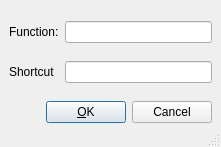
First picture: the form in src/frontends/qt4/ui/ShortcutUi.ui, repository cburschka/lyx, before the edit.
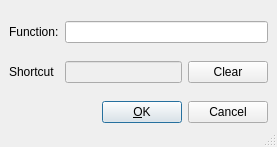
Second picture: the form after the edit.

Commit message: PrefShortcuts: ShortcutEdit, adapted from Edwin's patch

What changed in the file:
```diff
--- a/src/frontends/qt4/ui/ShortcutUi.ui
+++ b/src/frontends/qt4/ui/ShortcutUi.ui
@@ -5,7 +5,7 @@
    <rect>
     <x>0</x>
     <y>0</y>
-    <width>221</width>
+    <width>277</width>
     <height>147</height>
    </rect>
   </property>
@@ -30,7 +30,67 @@
    <property name="spacing" >
     <number>6</number>
    </property>
-   <item row="2" column="0" colspan="2" >
+   <item row="1" column="1" >
+    <widget class="QLineEdit" name="placeholderLE" >
+     <property name="enabled" >
+      <bool>false</bool>
+     </property>
+     <property name="sizePolicy" >
+      <sizepolicy>
+       <hsizetype>7</hsizetype>
+       <vsizetype>0</vsizetype>
+       <horstretch>0</horstretch>
+       <verstretch>0</verstretch>
+      </sizepolicy>
+     </property>
+     <property name="toolTip" >
+      <string>Enter BibTeX database name</string>
+     </property>
+     <property name="text" >
+      <string/>
+     </property>
+    </widget>
+   </item>
+   <item row="0" column="1" colspan="2" >
+    <widget class="QLineEdit" name="lfunLE" >
+     <property name="sizePolicy" >
+      <sizepolicy>
+       <hsizetype>7</hsizetype>
+       <vsizetype>0</vsizetype>
+       <horstretch>0</horstretch>
+       <verstretch>0</verstretch>
+      </sizepolicy>
+     </property>
+     <property name="toolTip" >
+      <string>Enter BibTeX database name</string>
+     </property>
+     <property name="text" >
+      <string/>
+     </property>
+    </widget>
+   </item>
+   <item row="1" column="2" >
+    <widget class="QPushButton" name="clearPB" >
+     <property name="text" >
+      <string>Clear</string>
+     </property>
+    </widget>
+   </item>
+   <item row="1" column="0" >
+    <widget class="QLabel" name="shortcutLBL" >
+     <property name="text" >
+      <string>Shortcut</string>
+     </property>
+    </widget>
+   </item>
+   <item row="0" column="0" >
+    <widget class="QLabel" name="lfunLBL" >
+     <property name="text" >
+      <string>Function:</string>
+     </property>
+    </widget>
+   </item>
+   <item row="2" column="0" colspan="3" >
     <layout class="QHBoxLayout" >
      <property name="margin" >
       <number>0</number>
@@ -79,50 +139,6 @@
      </item>
     </layout>
    </item>
-   <item row="0" column="0" >
-    <widget class="QLabel" name="lfunLBL" >
-     <property name="text" >
-      <string>Function:</string>
-     </property>
-    </widget>
-   </item>
-   <item row="1" column="0" >
-    <widget class="QLabel" name="shortcutLBL" >
-     <property name="text" >
-      <string>Shortcut</string>
-     </property>
-    </widget>
-   </item>
-   <item row="1" column="1" >
-    <widget class="QLineEdit" name="shortcutLE" >
-     <property name="sizePolicy" >
-      <sizepolicy>
-       <hsizetype>7</hsizetype>
-       <vsizetype>0</vsizetype>
-       <horstretch>0</horstretch>
-       <verstretch>0</verstretch>
-      </sizepolicy>
-     </property>
-     <property name="toolTip" >
-      <string>Enter BibTeX database name</string>
-     </property>
-    </widget>
-   </item>
-   <item row="0" column="1" >
-    <widget class="QLineEdit" name="lfunLE" >
-     <property name="sizePolicy" >
-      <sizepolicy>
-       <hsizetype>7</hsizetype>
-       <vsizetype>0</vsizetype>
-       <horstretch>0</horstretch>
-       <verstretch>0</verstretch>
-      </sizepolicy>
-     </property>
-     <property name="toolTip" >
-      <string>Enter BibTeX database name</string>
-     </property>
-    </widget>
-   </item>
   </layout>
  </widget>
  <tabstops>
```
Left out of the diff: 2 changed lines with no effect on the pictures. The commit also changes 2 other files.
